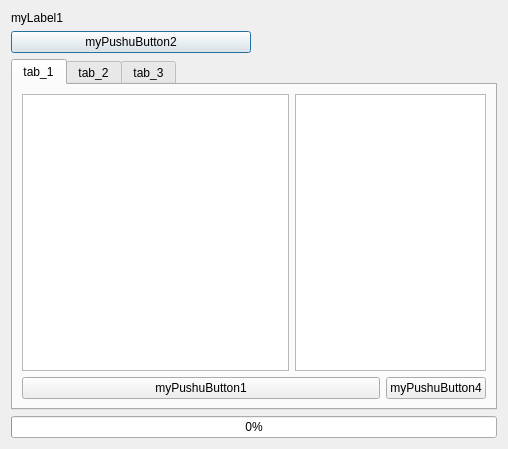
First picture: the form in jpdata_dialog_base.ui, repository babayoshihiko/jpdata, before the edit.
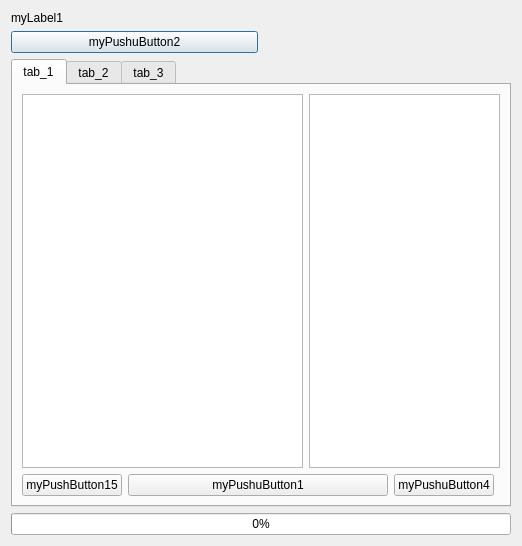
Second picture: the form after the edit.

Commit message: Open web browser for info

Diff of the .ui file:
```diff
--- a/jpdata_dialog_base.ui
+++ b/jpdata_dialog_base.ui
@@ -6,8 +6,8 @@
    <rect>
     <x>0</x>
     <y>0</y>
-    <width>508</width>
-    <height>449</height>
+    <width>522</width>
+    <height>546</height>
    </rect>
   </property>
   <property name="windowTitle">
@@ -57,19 +57,6 @@
        <string>tab_1</string>
       </attribute>
       <layout class="QGridLayout" name="gridLayout_3">
-       <item row="1" column="0">
-        <widget class="QPushButton" name="myPushButton1">
-         <property name="sizePolicy">
-          <sizepolicy hsizetype="Expanding" vsizetype="Fixed">
-           <horstretch>0</horstretch>
-           <verstretch>0</verstretch>
-          </sizepolicy>
-         </property>
-         <property name="text">
-          <string>myPushuButton1</string>
-         </property>
-        </widget>
-       </item>
        <item row="0" column="0" colspan="2">
         <layout class="QGridLayout" name="gridLayout_2">
          <item row="0" column="0">
@@ -93,12 +80,36 @@
          </item>
         </layout>
        </item>
-       <item row="1" column="1">
-        <widget class="QPushButton" name="myPushButton4">
-         <property name="text">
-          <string>myPushuButton4</string>
-         </property>
-        </widget>
+       <item row="2" column="0">
+        <layout class="QHBoxLayout" name="horizontalLayout_2">
+         <item>
+          <widget class="QPushButton" name="myPushButton15">
+           <property name="text">
+            <string>myPushButton15</string>
+           </property>
+          </widget>
+         </item>
+         <item>
+          <widget class="QPushButton" name="myPushButton1">
+           <property name="sizePolicy">
+            <sizepolicy hsizetype="Expanding" vsizetype="Fixed">
+             <horstretch>0</horstretch>
+             <verstretch>0</verstretch>
+            </sizepolicy>
+           </property>
+           <property name="text">
+            <string>myPushuButton1</string>
+           </property>
+          </widget>
+         </item>
+         <item>
+          <widget class="QPushButton" name="myPushButton4">
+           <property name="text">
+            <string>myPushuButton4</string>
+           </property>
+          </widget>
+         </item>
+        </layout>
        </item>
       </layout>
      </widget>
```
Left out of the diff: 28 changed lines with no effect on the pictures. The commit also changes 1 other file.
